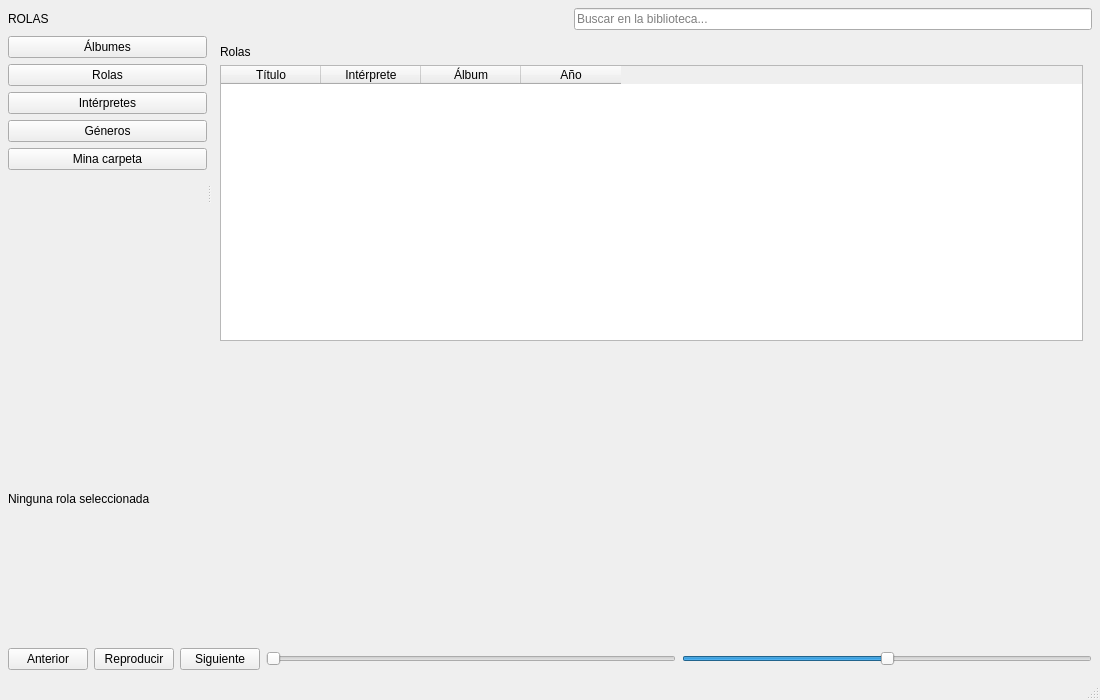
Old version of the form Interface/Interface/mainwindow.ui in the repository JafetFF/Base-de-datos-musical.
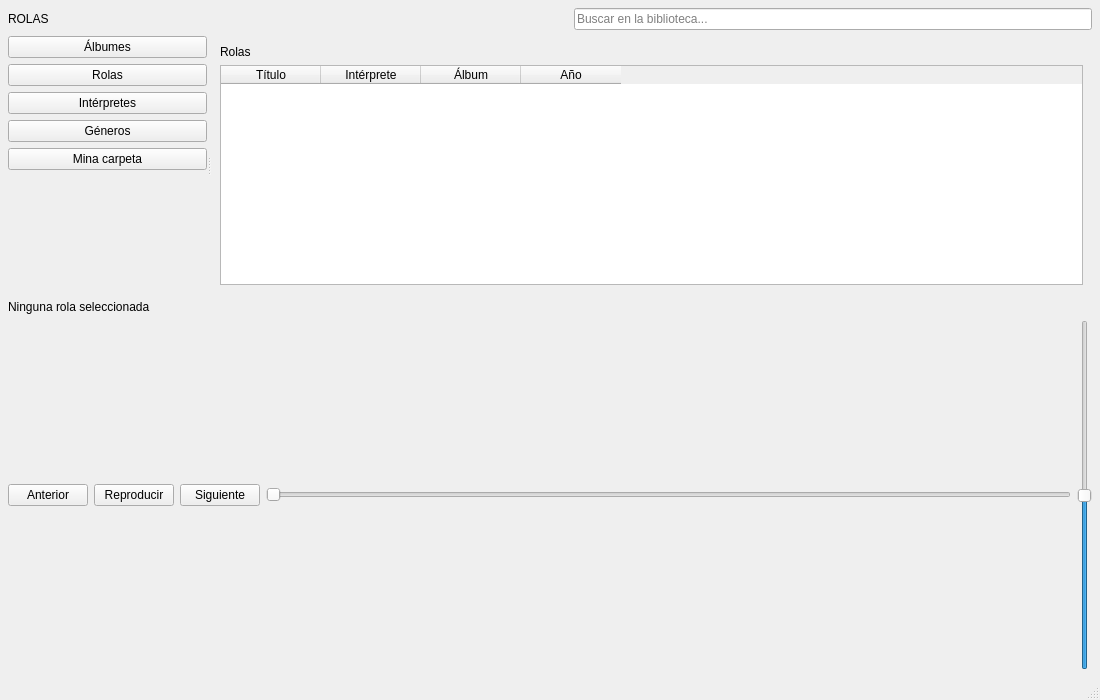
New version of the form. The open tabs and pages were chosen to show the change.

Commit message: Implementé la funcionalidad de la barra de sonido y de progreso

Diff of the .ui file:
```diff
--- a/Interface/Interface/mainwindow.ui
+++ b/Interface/Interface/mainwindow.ui
@@ -359,7 +359,7 @@
            <number>50</number>
           </property>
           <property name="orientation">
-           <enum>Qt::Orientation::Horizontal</enum>
+           <enum>Qt::Orientation::Vertical</enum>
           </property>
          </widget>
         </item>
```
Left out of the diff: 2 changed lines with no effect on the pictures. The commit also changes 1 other file.
